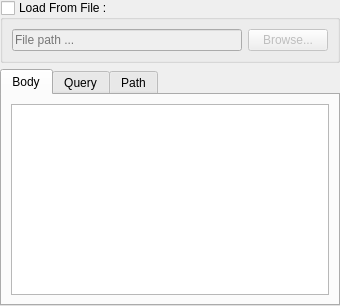
This is RequestFlowApp/CoreView/ui/PayloadNodeUi.ui in fatehmtd/RequestFlow as Qt 5 draws it before an edit. The edited form follows.
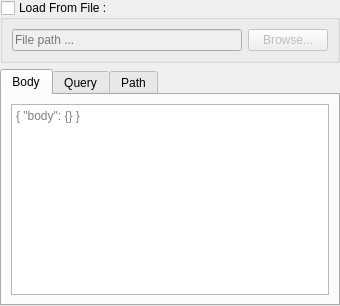
This is the edited form.

```diff
--- a/RequestFlowApp/CoreView/ui/PayloadNodeUi.ui
+++ b/RequestFlowApp/CoreView/ui/PayloadNodeUi.ui
@@ -71,7 +71,7 @@
           <bool>false</bool>
          </property>
          <property name="placeholderText">
-          <string/>
+          <string>{ &quot;body&quot;: {} }</string>
          </property>
         </widget>
        </item>
```
